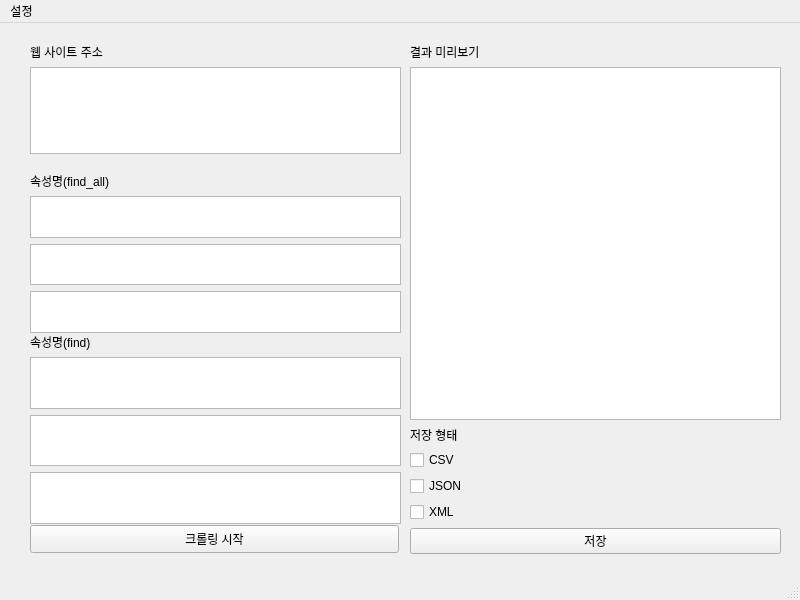
Qt form MainUI.ui (yglee730/CrawlingTools) before a commit.
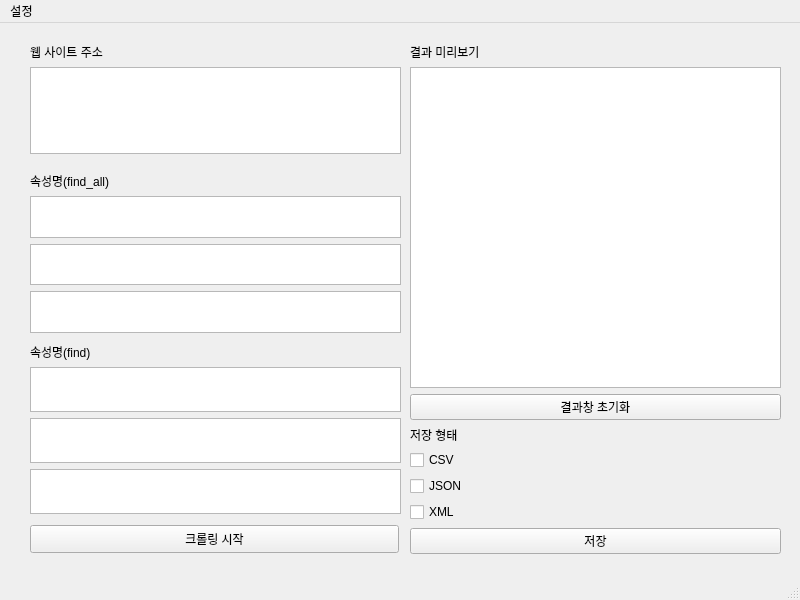
The same form after that commit.

Commit message: Initialize the result window

Patch:
```diff
--- a/MainUI.ui
+++ b/MainUI.ui
@@ -56,6 +56,13 @@
      <item>
       <widget class="QPlainTextEdit" name="crawlResult"/>
      </item>
+     <item>
+      <widget class="QPushButton" name="defaultBtn">
+       <property name="text">
+        <string>결과창 초기화</string>
+       </property>
+      </widget>
+     </item>
      <item>
       <widget class="QLabel" name="label_4">
        <property name="text">
@@ -138,9 +145,9 @@
     <property name="geometry">
      <rect>
       <x>30</x>
-      <y>310</y>
+      <y>320</y>
       <width>371</width>
-      <height>191</height>
+      <height>171</height>
      </rect>
     </property>
     <layout class="QVBoxLayout" name="verticalLayout_2">
```
The commit also changes 1 other file.
